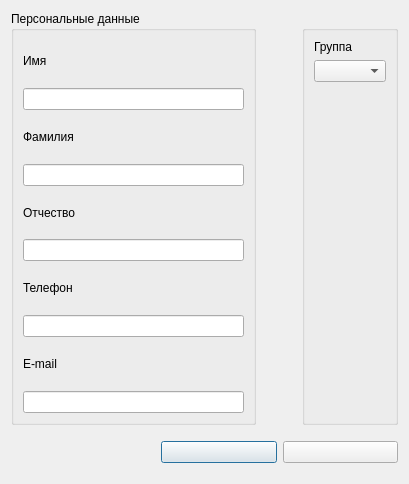
Qt form ui/insertstudent.ui (7enSmile/clientVKR) before a commit.
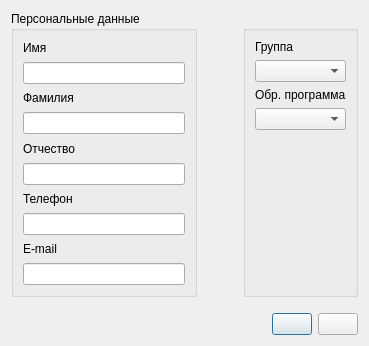
The same form after that commit.

What changed in the file:
```diff
--- a/ui/insertstudent.ui
+++ b/ui/insertstudent.ui
@@ -6,8 +6,8 @@
    <rect>
     <x>0</x>
     <y>0</y>
-    <width>409</width>
-    <height>484</height>
+    <width>369</width>
+    <height>346</height>
    </rect>
   </property>
   <property name="windowTitle">
@@ -133,6 +133,16 @@
           <item>
            <widget class="QComboBox" name="comboBoxGrops"/>
           </item>
+          <item>
+           <widget class="QLabel" name="label_4">
+            <property name="text">
+             <string>Обр. программа</string>
+            </property>
+           </widget>
+          </item>
+          <item>
+           <widget class="QComboBox" name="comboBoxEducationProgram"/>
+          </item>
           <item>
            <spacer name="verticalSpacer">
             <property name="orientation">
@@ -180,7 +190,7 @@
         <enum>Qt::Horizontal</enum>
        </property>
        <property name="sizeType">
-        <enum>QSizePolicy::Fixed</enum>
+        <enum>QSizePolicy::Expanding</enum>
        </property>
        <property name="sizeHint" stdset="0">
         <size>
@@ -190,13 +200,6 @@
        </property>
       </spacer>
      </item>
-     <item>
-      <widget class="QPushButton" name="pushButton">
-       <property name="text">
-        <string/>
-       </property>
-      </widget>
-     </item>
      <item>
       <widget class="QPushButton" name="pushButtonAction">
        <property name="text">
@@ -204,24 +207,15 @@
        </property>
       </widget>
      </item>
+     <item>
+      <widget class="QPushButton" name="pushButton">
+       <property name="text">
+        <string/>
+       </property>
+      </widget>
+     </item>
     </layout>
    </item>
-   <item>
-    <spacer name="verticalSpacer_3">
-     <property name="orientation">
-      <enum>Qt::Vertical</enum>
-     </property>
-     <property name="sizeType">
-      <enum>QSizePolicy::Fixed</enum>
-     </property>
-     <property name="sizeHint" stdset="0">
-      <size>
-       <width>20</width>
-       <height>10</height>
-      </size>
-     </property>
-    </spacer>
-   </item>
   </layout>
  </widget>
  <tabstops>
```
